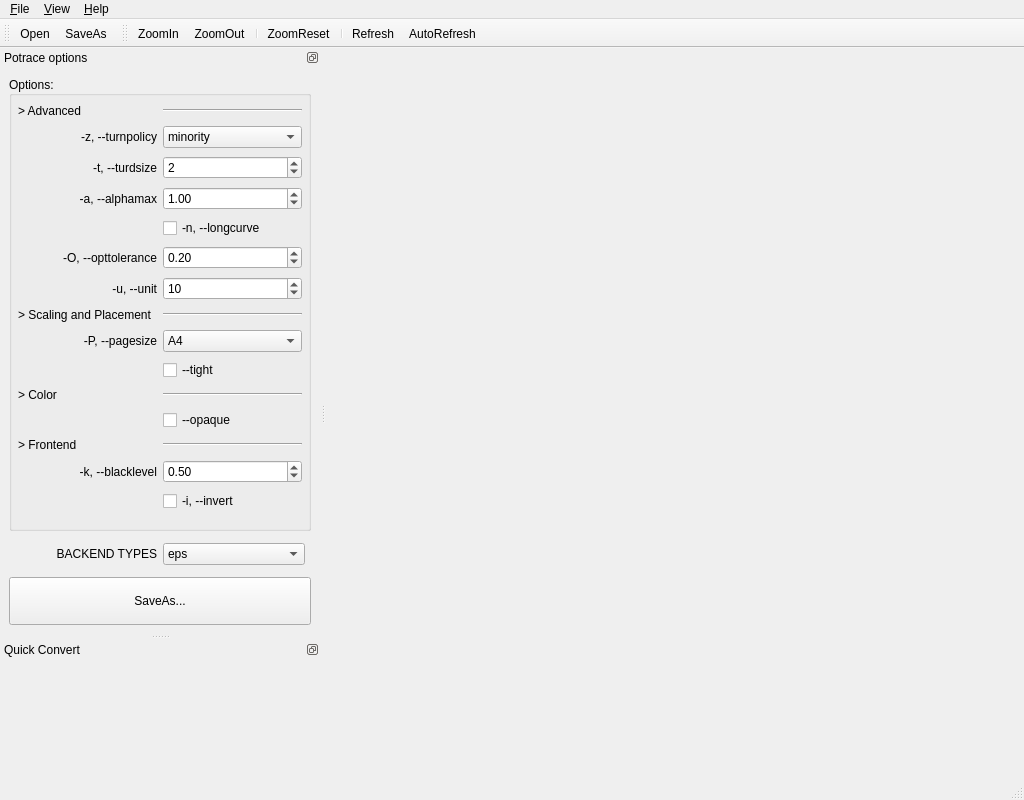
This is ui/MainWindow.ui in MizunagiKB/potrace_gui as Qt 5 draws it before an edit. The edited form follows.
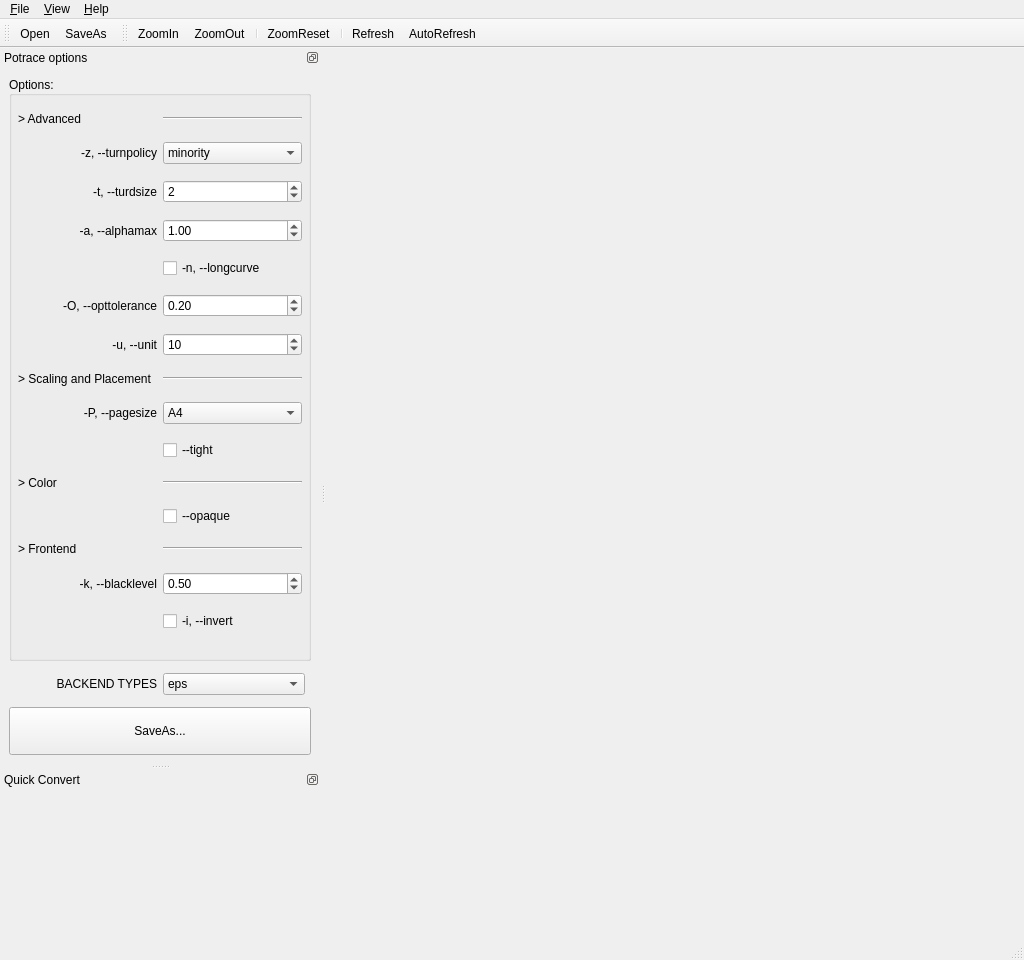
This is the edited form. Icons and pictures are not drawn.

Commit message: Window size changed

```diff
--- a/ui/MainWindow.ui
+++ b/ui/MainWindow.ui
@@ -7,7 +7,7 @@
     <x>0</x>
     <y>0</y>
     <width>1024</width>
-    <height>800</height>
+    <height>960</height>
    </rect>
   </property>
   <property name="acceptDrops">
```
The commit also changes 1 other file.
